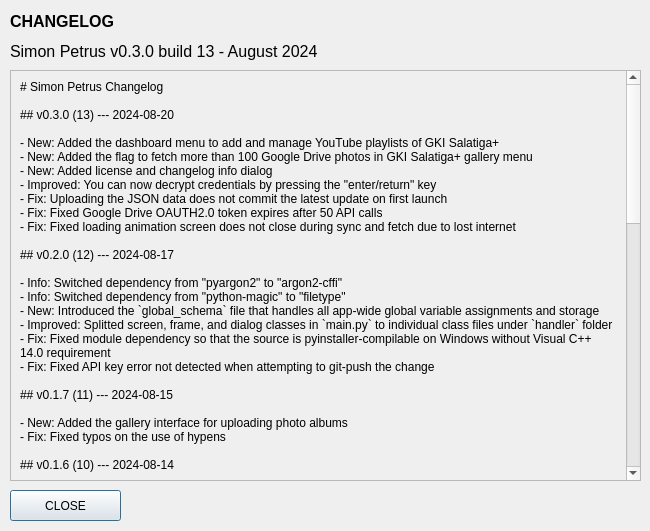
Before: the Qt Designer form qtdesigner-ui/dialog_changelog.ui in gkisalatiga/simon-petrus, drawn with Qt 5.
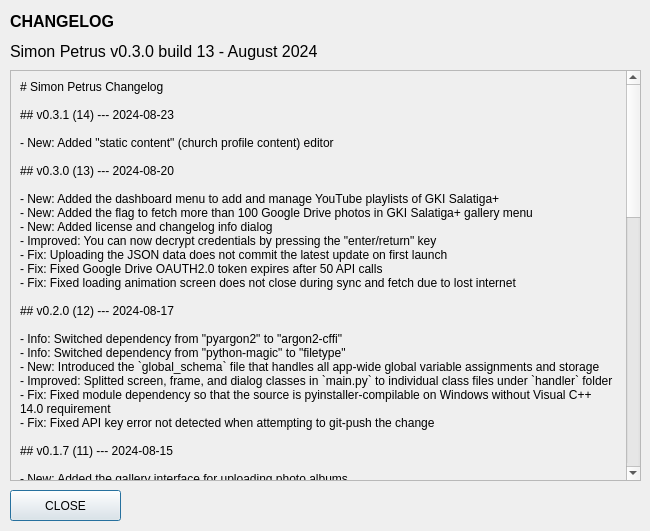
After: the same form once the commit is applied.

Commit message:
Static content editor update
New: Added "static content" (church profile content) editor

The edit to the form file:
```diff
--- a/qtdesigner-ui/dialog_changelog.ui
+++ b/qtdesigner-ui/dialog_changelog.ui
@@ -80,7 +80,7 @@
       <x>0</x>
       <y>0</y>
       <width>615</width>
-      <height>1125</height>
+      <height>1181</height>
      </rect>
     </property>
     <layout class="QHBoxLayout" name="horizontalLayout">
@@ -97,6 +97,10 @@
        <property name="text">
         <string># Simon Petrus Changelog
 
+## v0.3.1 (14) --- 2024-08-23
+
+- New: Added &quot;static content&quot; (church profile content) editor
+
 ## v0.3.0 (13) --- 2024-08-20
 
 - New: Added the dashboard menu to add and manage YouTube playlists of GKI Salatiga+
```
The commit also changes 17 other files.
